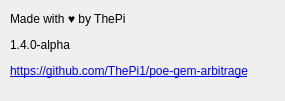
Before: the Qt Designer form src/gui_about.ui in ThePi1/poe-gem-arbitrage, drawn with Qt 5.
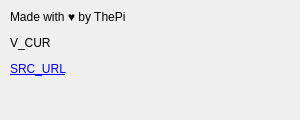
After: the same form once the commit is applied. Icons and pictures are not drawn.

Patch:
```diff
--- a/src/gui_about.ui
+++ b/src/gui_about.ui
@@ -6,10 +6,22 @@
    <rect>
     <x>0</x>
     <y>0</y>
-    <width>285</width>
-    <height>101</height>
+    <width>300</width>
+    <height>120</height>
    </rect>
   </property>
+  <property name="minimumSize">
+   <size>
+    <width>300</width>
+    <height>120</height>
+   </size>
+  </property>
+  <property name="maximumSize">
+   <size>
+    <width>300</width>
+    <height>120</height>
+   </size>
+  </property>
   <property name="windowTitle">
    <string>About</string>
   </property>
@@ -18,8 +30,8 @@
     <rect>
      <x>10</x>
      <y>10</y>
-     <width>261</width>
-     <height>71</height>
+     <width>280</width>
+     <height>110</height>
     </rect>
    </property>
    <property name="sizePolicy">
@@ -28,8 +40,26 @@
      <verstretch>0</verstretch>
     </sizepolicy>
    </property>
+   <property name="minimumSize">
+    <size>
+     <width>0</width>
+     <height>1</height>
+    </size>
+   </property>
    <property name="text">
-    <string>&lt;html&gt;&lt;head/&gt;&lt;body&gt;&lt;p&gt;Made with ♥ by ThePi&lt;/p&gt;&lt;p&gt;1.4.0-alpha&lt;/p&gt;&lt;p&gt;&lt;a href=&quot;https://github.com/ThePi1/poe-gem-arbitrage&quot;&gt;&lt;span style=&quot; text-decoration: underline; color:#0000ff;&quot;&gt;https://github.com/ThePi1/poe-gem-arbitrage&lt;/span&gt;&lt;/a&gt;&lt;/p&gt;&lt;/body&gt;&lt;/html&gt;</string>
+    <string>&lt;html&gt;&lt;head/&gt;&lt;body&gt;&lt;p&gt;Made with ♥ by ThePi&lt;/p&gt;&lt;p&gt;V_CUR&lt;/p&gt;&lt;p&gt;&lt;a href=&quot;SRC_URL&quot;&gt;&lt;span style=&quot; text-decoration: underline; color:#0000ff;&quot;&gt;SRC_URL&lt;/span&gt;&lt;/a&gt;&lt;/p&gt;&lt;/body&gt;&lt;/html&gt;</string>
+   </property>
+   <property name="scaledContents">
+    <bool>false</bool>
+   </property>
+   <property name="alignment">
+    <set>Qt::AlignLeading|Qt::AlignLeft|Qt::AlignTop</set>
+   </property>
+   <property name="wordWrap">
+    <bool>true</bool>
+   </property>
+   <property name="openExternalLinks">
+    <bool>true</bool>
    </property>
   </widget>
  </widget>
```
Left out of the diff: 4 changed lines with no effect on the pictures.
